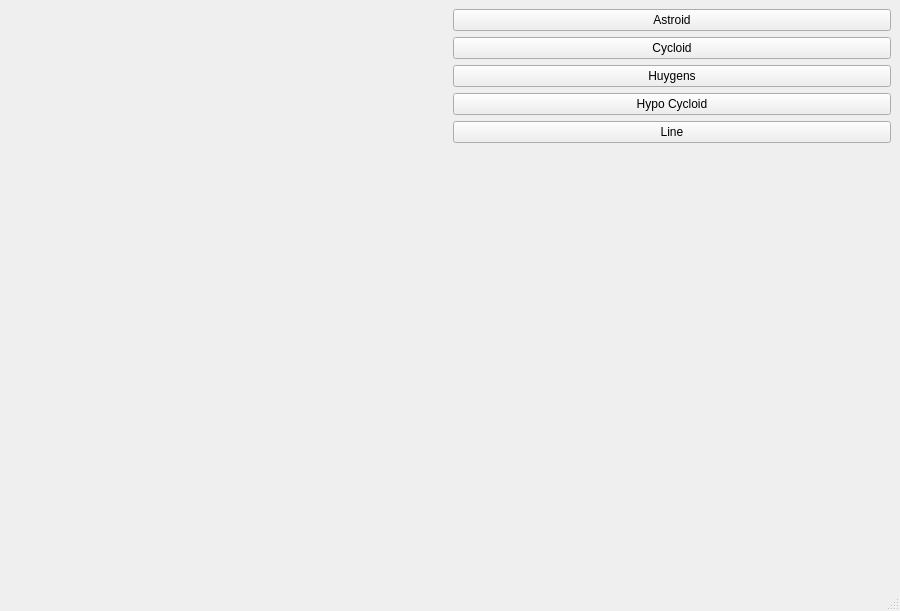
Before: the Qt Designer form mainwindow.ui in rupertwaldron/Curves, drawn with Qt 5.
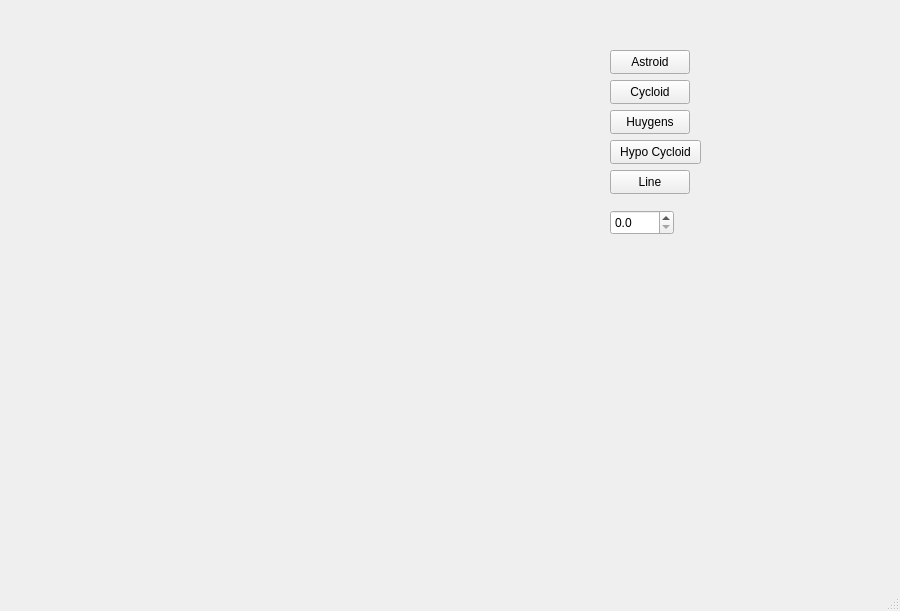
After: the same form once the commit is applied. Custom widgets are drawn as their Qt base class.

What changed in the file:
```diff
--- a/mainwindow.ui
+++ b/mainwindow.ui
@@ -14,67 +14,100 @@
    <string>MainWindow</string>
   </property>
   <widget class="QWidget" name="centralwidget">
-   <layout class="QGridLayout" name="gridLayout">
-    <item row="0" column="0">
-     <layout class="QHBoxLayout" name="horizontalLayout">
-      <item>
-       <widget class="RenderArea" name="renderArea" native="true"/>
-      </item>
-      <item>
-       <layout class="QVBoxLayout" name="verticalLayout">
-        <item>
-         <widget class="QPushButton" name="btnAstroid">
-          <property name="text">
-           <string>Astroid</string>
-          </property>
-         </widget>
-        </item>
-        <item>
-         <widget class="QPushButton" name="btnCycloid">
-          <property name="text">
-           <string>Cycloid</string>
-          </property>
-         </widget>
-        </item>
-        <item>
-         <widget class="QPushButton" name="btnHuygens">
-          <property name="text">
-           <string>Huygens</string>
-          </property>
-         </widget>
-        </item>
-        <item>
+   <widget class="RenderArea" name="renderArea" native="true">
+    <property name="geometry">
+     <rect>
+      <x>50</x>
+      <y>50</y>
+      <width>501</width>
+      <height>371</height>
+     </rect>
+    </property>
+   </widget>
+   <widget class="QDoubleSpinBox" name="spinScale">
+    <property name="geometry">
+     <rect>
+      <x>610</x>
+      <y>210</y>
+      <width>64</width>
+      <height>25</height>
+     </rect>
+    </property>
+    <property name="decimals">
+     <number>1</number>
+    </property>
+    <property name="maximum">
+     <double>100.000000000000000</double>
+    </property>
+    <property name="singleStep">
+     <double>0.100000000000000</double>
+    </property>
+   </widget>
          <widget class="QPushButton" name="btnHypo">
+    <property name="geometry">
+     <rect>
+      <x>610</x>
+      <y>140</y>
+      <width>91</width>
+      <height>24</height>
+     </rect>
+    </property>
           <property name="text">
            <string>Hypo Cycloid</string>
           </property>
          </widget>
-        </item>
-        <item>
          <widget class="QPushButton" name="btnLine">
+    <property name="geometry">
+     <rect>
+      <x>610</x>
+      <y>170</y>
+      <width>80</width>
+      <height>24</height>
+     </rect>
+    </property>
           <property name="text">
            <string>Line</string>
           </property>
          </widget>
-        </item>
-        <item>
-         <spacer name="verticalSpacer">
-          <property name="orientation">
-           <enum>Qt::Vertical</enum>
-          </property>
-          <property name="sizeHint" stdset="0">
-           <size>
-            <width>20</width>
-            <height>40</height>
-           </size>
-          </property>
-         </spacer>
-        </item>
-       </layout>
-      </item>
-     </layout>
-    </item>
-   </layout>
+   <widget class="QPushButton" name="btnHuygens">
+    <property name="geometry">
+     <rect>
+      <x>610</x>
+      <y>110</y>
+      <width>80</width>
+      <height>24</height>
+     </rect>
+    </property>
+    <property name="text">
+     <string>Huygens</string>
+    </property>
+   </widget>
+   <widget class="QPushButton" name="btnCycloid">
+    <property name="geometry">
+     <rect>
+      <x>610</x>
+      <y>80</y>
+      <width>80</width>
+      <height>24</height>
+     </rect>
+    </property>
+    <property name="text">
+     <string>Cycloid</string>
+    </property>
+   </widget>
+   <widget class="QPushButton" name="btnAstroid">
+    <property name="geometry">
+     <rect>
+      <x>610</x>
+      <y>50</y>
+      <width>80</width>
+      <height>24</height>
+     </rect>
+    </property>
+    <property name="text">
+     <string>Astroid</string>
+    </property>
+   </widget>
   </widget>
   <widget class="QStatusBar" name="statusbar"/>
   <widget class="QMenuBar" name="menuBar">
```
Lines whose indentation alone changed are shown as unchanged.
